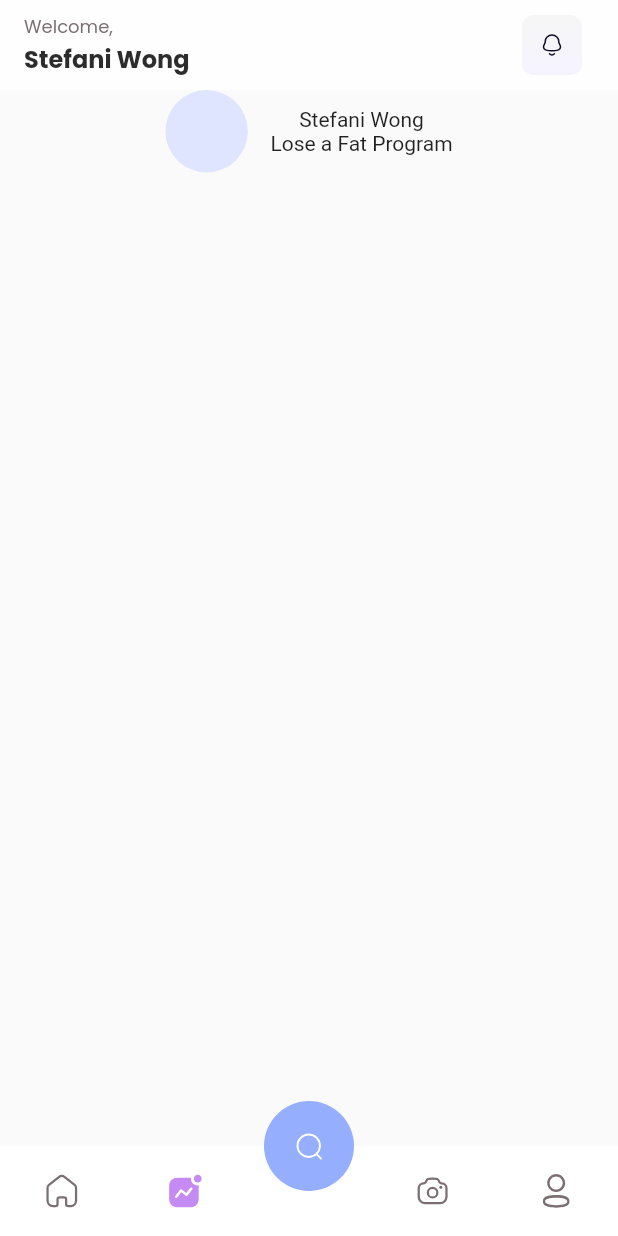
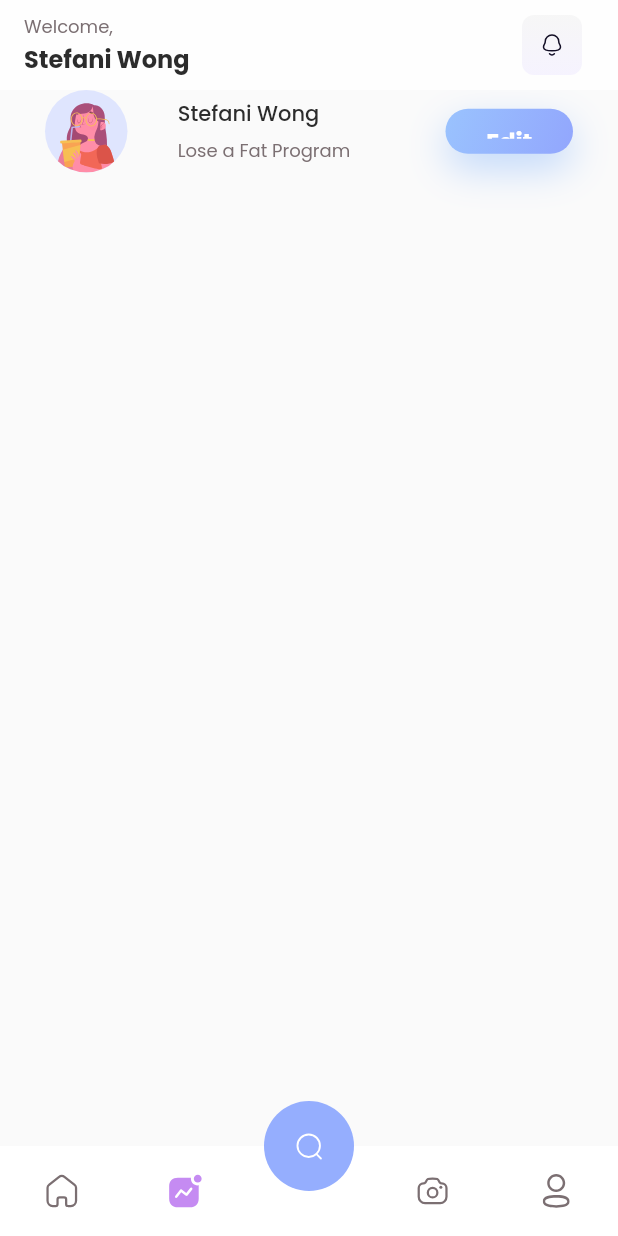
Before and after one commit to veropov/Train, a Flutter app: the screen it shows after launch, item 2 of the bottom bar chosen, on a phone screen of 412 x 824 dp. Run offline on Flutter 3.47's test engine with Material 2 defaults, Android fonts, the phone set to English and light mode, and no system bars; our stand-ins replace carousel_slider, fl_chart, flutter_svg, lite_rolling_switch, percent_indicator.

Commit message:
update profile page

```diff
--- a/lib/pages/person_profile.dart
+++ b/lib/pages/person_profile.dart
@@ -64,8 +64,10 @@ class _ProfileState extends State<Profile> {
 
 Widget Avatar() => Column(
   children: [
-    Row(
-      mainAxisAlignment: MainAxisAlignment.center,
+    Container(
+      margin: EdgeInsets.symmetric(horizontal: 30, vertical: 0),
+      child: Row(
+        mainAxisAlignment: MainAxisAlignment.spaceBetween,
         crossAxisAlignment: CrossAxisAlignment.center,
         children: [
           Container(
@@ -75,18 +77,53 @@ Widget Avatar() => Column(
               borderRadius: BorderRadius.circular(100),
               color: Color.fromARGB(255, 223, 229, 254)
             ),
+            child: SvgPicture.asset('assets/images/Avatar.svg')
           ),
           SizedBox(width: 15),
           Column(
+            crossAxisAlignment: CrossAxisAlignment.start,
+            mainAxisAlignment: MainAxisAlignment.center,
             children: [
-            Text('Stefani Wong'),
-            Text('Lose a Fat Program')
+              Text('Stefani Wong', style: TextStyle(fontSize: 14, height: 1.5, fontWeight: FontWeight.w500, fontFamily: "Poppins", color: kBlack), textAlign: TextAlign.start),
+              SizedBox(height: 5),
+              Text('Lose a Fat Program', style: TextStyle(fontSize: 12, height: 1.5, fontWeight: FontWeight.w400, fontFamily: "Poppins", color: kGray100), textAlign: TextAlign.start)
             ],
           ),
+          SizedBox(width: 45),
           Container(
+            alignment: Alignment.center,
+            height: 30,
+            width: 85,
+            decoration: BoxDecoration(
+              borderRadius: BorderRadius.circular(100),
+                gradient: LinearGradient(
+                  colors: [Color.fromARGB(255, 154, 195, 254), Color.fromARGB(255, 146, 166, 253)],
+                    begin: Alignment.topLeft,
+                    end: Alignment.bottomRight
+                ),
+              boxShadow: [
+                BoxShadow(
+                  color: shadowBlue,
+                  blurRadius: 22,
+                  offset: Offset(0,10)
+                )
+              ]
+            ),
+            child: ElevatedButton(
+              style: ElevatedButton.styleFrom(
+                onPrimary: kWhite,
+                primary: Colors.transparent,
+                shadowColor: Colors.transparent,
+                elevation: 0,
+                padding: EdgeInsets.symmetric(horizontal: 10, vertical: 10),
+              ),
+              onPressed: () {
 
+              },
+              child: Text('Edit', style: kTextButton)
               )
-      ],
+          )],
+      ),
     ),
     Row(
       children: [
```
Also changed, not shown: assets/images/Avatar.svg (added). Lines whose indentation alone changed are shown as unchanged.
